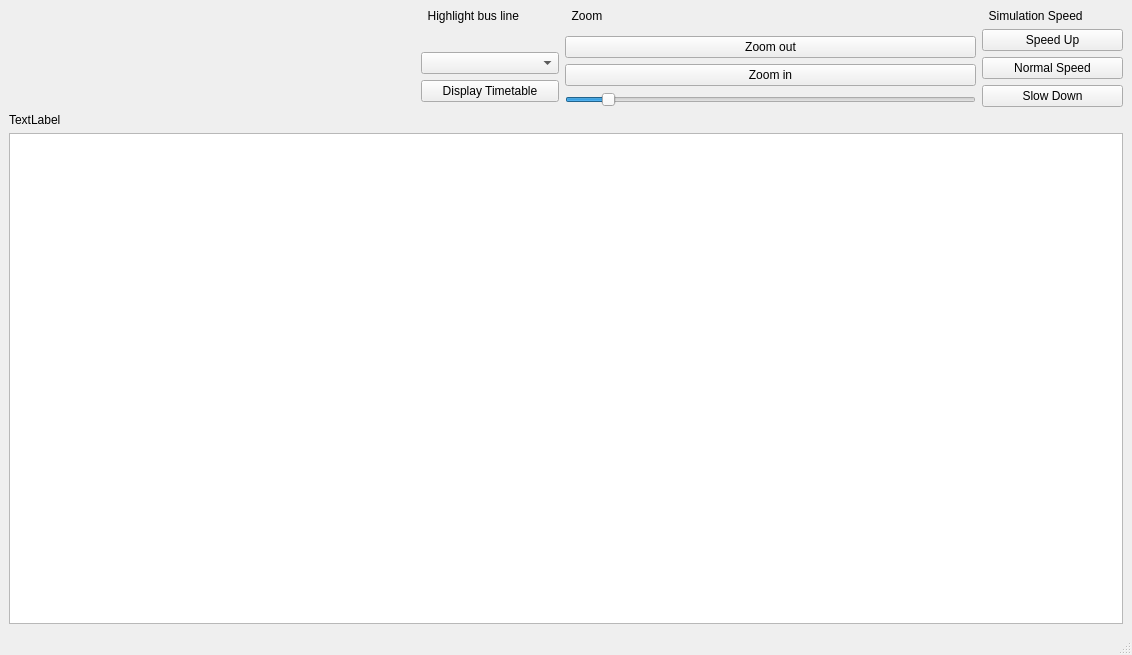
Above: mainwindow.ui from expers-vis/ICP before the change. Below: the same form after it.
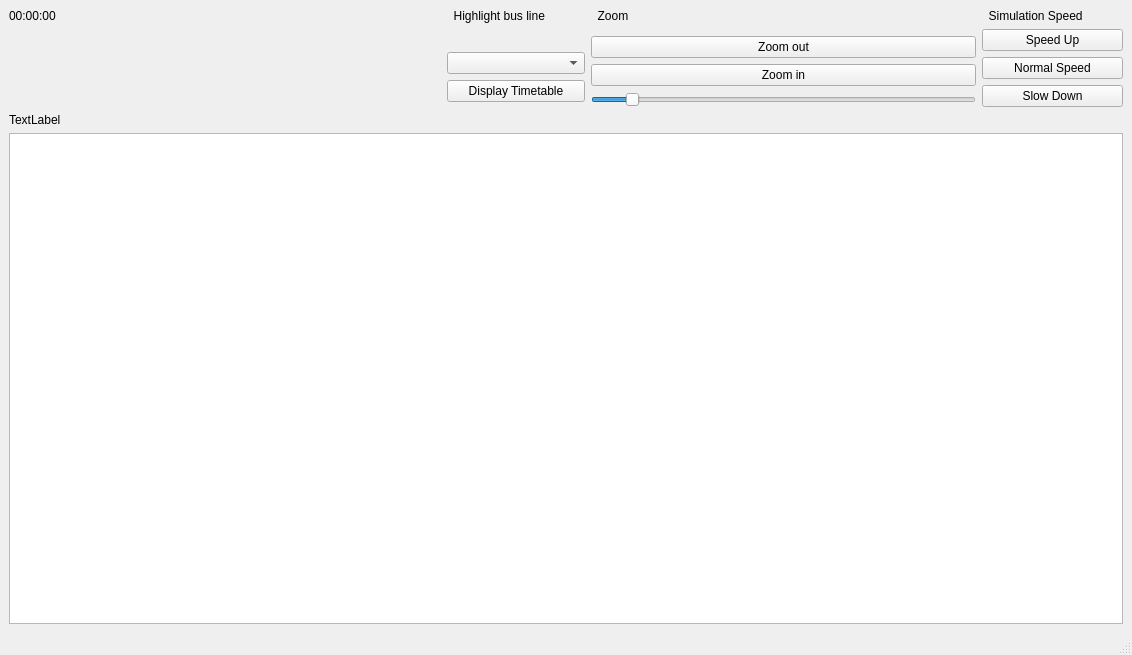
That is the form after the change.

Commit message: vypis času

The edit to the form file:
```diff
--- a/mainwindow.ui
+++ b/mainwindow.ui
@@ -17,6 +17,42 @@
    <layout class="QVBoxLayout" name="verticalLayout_2">
     <item>
      <layout class="QHBoxLayout" name="horizontalLayout">
+      <item>
+       <layout class="QVBoxLayout" name="verticalLayout_4">
+        <item>
+         <widget class="QLabel" name="timeDisplay">
+          <property name="sizePolicy">
+           <sizepolicy hsizetype="Preferred" vsizetype="Preferred">
+            <horstretch>0</horstretch>
+            <verstretch>0</verstretch>
+           </sizepolicy>
+          </property>
+          <property name="text">
+           <string>00:00:00</string>
+          </property>
+          <property name="alignment">
+           <set>Qt::AlignLeading|Qt::AlignLeft|Qt::AlignTop</set>
+          </property>
+         </widget>
+        </item>
+        <item>
+         <spacer name="verticalSpacer_2">
+          <property name="orientation">
+           <enum>Qt::Vertical</enum>
+          </property>
+          <property name="sizeType">
+           <enum>QSizePolicy::Minimum</enum>
+          </property>
+          <property name="sizeHint" stdset="0">
+           <size>
+            <width>20</width>
+            <height>40</height>
+           </size>
+          </property>
+         </spacer>
+        </item>
+       </layout>
+      </item>
       <item>
        <spacer name="horizontalSpacer">
         <property name="orientation">
```
The commit also changes 2 other files.
